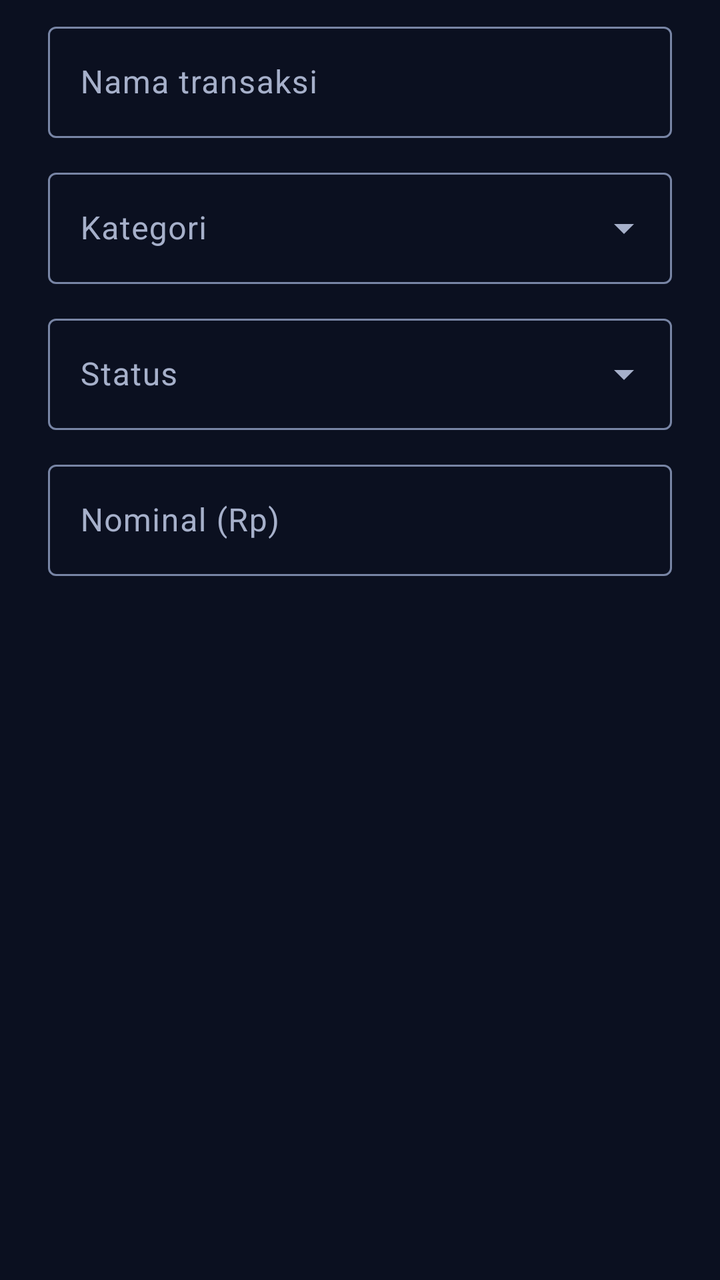
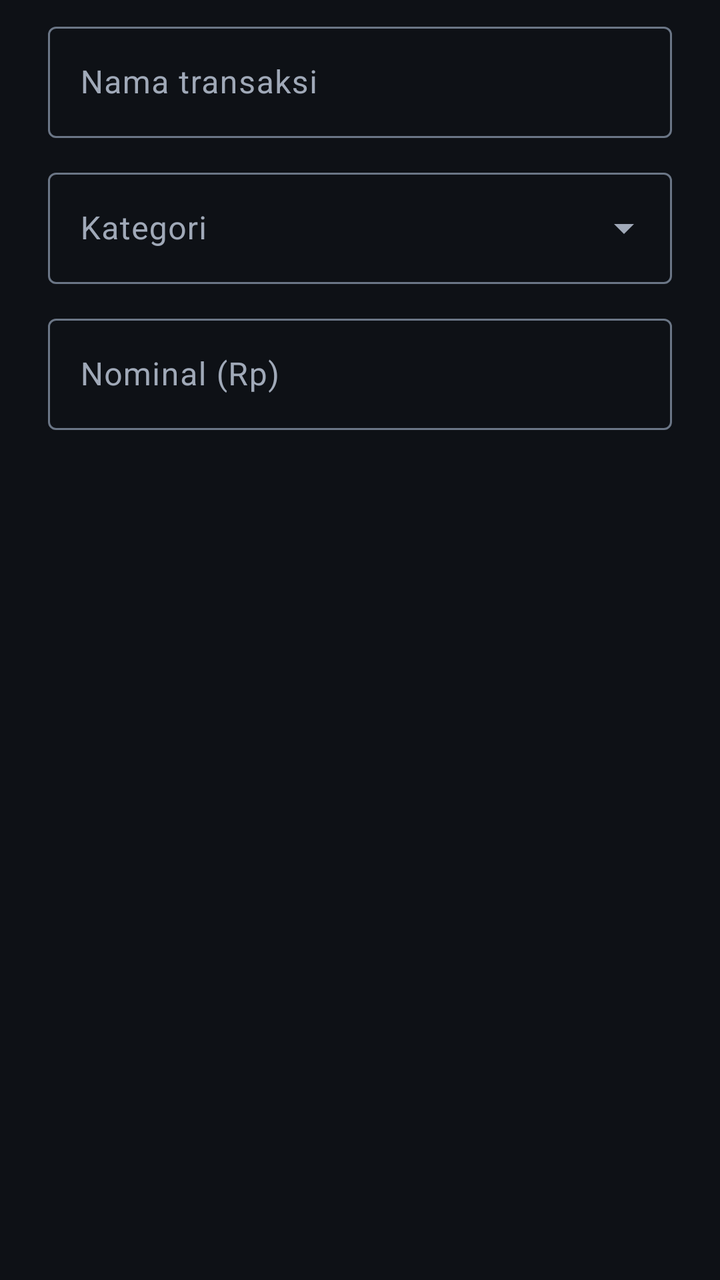

Before-and-after screenshots of an Android layout around one commit, followed by the original layout XML and the change that was made.
<!-- AndroidManifest.xml: application theme Theme.FinTrack -->
<!-- res/layout/dialog_edit_transaction.xml -->
<?xml version="1.0" encoding="utf-8"?>
<LinearLayout xmlns:android="http://schemas.android.com/apk/res/android"
    xmlns:app="http://schemas.android.com/apk/res-auto"
    android:layout_width="match_parent"
    android:layout_height="wrap_content"
    android:orientation="vertical"
    android:paddingStart="24dp"
    android:paddingTop="8dp"
    android:paddingEnd="24dp"
    android:paddingBottom="8dp">

    <com.google.android.material.textfield.TextInputLayout
        style="@style/Widget.Material3.TextInputLayout.OutlinedBox"
        android:layout_width="match_parent"
        android:layout_height="wrap_content"
        android:hint="@string/transaction_name">

        <com.google.android.material.textfield.TextInputEditText
            android:id="@+id/etEditTitle"
            android:layout_width="match_parent"
            android:layout_height="wrap_content"
            android:inputType="textCapSentences"
            android:maxLines="1" />
    </com.google.android.material.textfield.TextInputLayout>

    <com.google.android.material.textfield.TextInputLayout
        style="@style/Widget.Material3.TextInputLayout.OutlinedBox.ExposedDropdownMenu"
        android:layout_width="match_parent"
        android:layout_height="wrap_content"
        android:layout_marginTop="12dp"
        android:hint="@string/category">

        <com.google.android.material.textfield.MaterialAutoCompleteTextView
            android:id="@+id/etEditCategory"
            android:layout_width="match_parent"
            android:layout_height="wrap_content"
            android:inputType="textCapSentences"
            android:maxLines="1" />
    </com.google.android.material.textfield.TextInputLayout>

    <com.google.android.material.textfield.TextInputLayout
        style="@style/Widget.Material3.TextInputLayout.OutlinedBox.ExposedDropdownMenu"
        android:layout_width="match_parent"
        android:layout_height="wrap_content"
        android:layout_marginTop="12dp"
        android:hint="@string/status">

        <com.google.android.material.textfield.MaterialAutoCompleteTextView
            android:id="@+id/etEditStatus"
            android:layout_width="match_parent"
            android:layout_height="wrap_content"
            android:inputType="none"
            android:maxLines="1" />
    </com.google.android.material.textfield.TextInputLayout>

    <com.google.android.material.textfield.TextInputLayout
        style="@style/Widget.Material3.TextInputLayout.OutlinedBox"
        android:layout_width="match_parent"
        android:layout_height="wrap_content"
        android:layout_marginTop="12dp"
        android:hint="@string/amount"
        app:prefixText="Rp ">

        <com.google.android.material.textfield.TextInputEditText
            android:id="@+id/etEditAmount"
            android:layout_width="match_parent"
            android:layout_height="wrap_content"
            android:inputType="numberDecimal"
            android:maxLines="1" />
    </com.google.android.material.textfield.TextInputLayout>
</LinearLayout>
<!-- resources referenced by this layout -->
<resources>
  <string name="amount">Nominal (Rp)</string>
  <string name="category">Kategori</string>
  <string name="status">Status</string>
  <string name="transaction_name">Nama transaksi</string>
  <style name="Theme.FinTrack" parent="Theme.Material3.Dark.NoActionBar">
          <item name="colorPrimary">@color/brand_indigo</item>
          <item name="colorOnPrimary">#FFFFFF</item>
          <item name="colorPrimaryContainer">@color/brand_indigo</item>
          <item name="colorOnPrimaryContainer">@color/text_primary</item>
          <item name="colorSecondary">@color/brand_indigo</item>
          <item name="colorOnSecondary">#FFFFFF</item>
          <item name="colorSecondaryContainer">#EAF2FF</item>
          <item name="colorOnSecondaryContainer">@color/brand_indigo_dark</item>
          <item name="android:colorBackground">@color/bg</item>
          <item name="colorSurface">@color/surface</item>
          <item name="colorOnSurface">@color/text_primary</item>
          <item name="colorOnSurfaceVariant">@color/text_secondary</item>
          <item name="colorSurfaceContainer">@color/surface</item>
          <item name="colorSurfaceContainerHigh">@color/surface_variant</item>
          <item name="colorSurfaceContainerLow">@color/surface</item>
          <item name="colorOutline">@color/text_tertiary</item>
          <item name="colorOutlineVariant">@color/outline</item>
          <item name="colorError">@color/expense_red</item>
          <item name="android:windowBackground">@color/bg</item>
          <item name="android:statusBarColor">@color/bg</item>
          <item name="android:navigationBarColor">@color/bg</item>
          <item name="android:windowLightStatusBar">false</item>
          <item name="android:windowLightNavigationBar">false</item>
          <item name="android:navigationBarDividerColor">@color/outline</item>
          <item name="android:fontFamily">sans-serif</item>
          <item name="materialAlertDialogTheme">@style/ThemeOverlay.FinTrack.Dialog</item>
      </style>
  <color name="brand_indigo">#8B7CFF</color>
  <color name="text_primary">#F5F7FF</color>
  <color name="brand_indigo_dark">#6555DB</color>
  <color name="bg">#0B1020</color>
  <color name="surface">#172036</color>
  <color name="text_secondary">#A6B0CA</color>
  <color name="surface_variant">#202B45</color>
  <color name="text_tertiary">#7885A5</color>
  <color name="outline">#35415E</color>
  <color name="expense_red">#FF718B</color>
  <style name="ThemeOverlay.FinTrack.Dialog" parent="ThemeOverlay.Material3.MaterialAlertDialog">
          <item name="colorPrimary">@color/brand_indigo</item>
          <item name="colorSurface">@color/surface</item>
          <item name="colorOnSurface">@color/text_primary</item>
      </style>
</resources>

<!-- the commit's change to res/layout/dialog_edit_transaction.xml (unified diff, before → after) -->
@@ -39,21 +39,6 @@
     </com.google.android.material.textfield.TextInputLayout>
 
     <com.google.android.material.textfield.TextInputLayout
-        style="@style/Widget.Material3.TextInputLayout.OutlinedBox.ExposedDropdownMenu"
-        android:layout_width="match_parent"
-        android:layout_height="wrap_content"
-        android:layout_marginTop="12dp"
-        android:hint="@string/status">
-
-        <com.google.android.material.textfield.MaterialAutoCompleteTextView
-            android:id="@+id/etEditStatus"
-            android:layout_width="match_parent"
-            android:layout_height="wrap_content"
-            android:inputType="none"
-            android:maxLines="1" />
-    </com.google.android.material.textfield.TextInputLayout>
-
-    <com.google.android.material.textfield.TextInputLayout
         style="@style/Widget.Material3.TextInputLayout.OutlinedBox"
         android:layout_width="match_parent"
         android:layout_height="wrap_content"
<!-- resource entries referenced after the edit -->
@@ -2,50 +2,47 @@
 <resources>
   <string name="amount">Nominal (Rp)</string>
   <string name="category">Kategori</string>
-  <string name="status">Status</string>
   <string name="transaction_name">Nama transaksi</string>
   <style name="Theme.FinTrack" parent="Theme.Material3.Dark.NoActionBar">
-          <item name="colorPrimary">@color/brand_indigo</item>
-          <item name="colorOnPrimary">#FFFFFF</item>
+          <item name="colorPrimary">@color/brand_indigo_light</item>
+          <item name="colorOnPrimary">@color/bg</item>
           <item name="colorPrimaryContainer">@color/brand_indigo</item>
           <item name="colorOnPrimaryContainer">@color/text_primary</item>
-          <item name="colorSecondary">@color/brand_indigo</item>
-          <item name="colorOnSecondary">#FFFFFF</item>
-          <item name="colorSecondaryContainer">#EAF2FF</item>
-          <item name="colorOnSecondaryContainer">@color/brand_indigo_dark</item>
+          <item name="colorSecondary">@color/accent_green</item>
+          <item name="colorOnSecondary">@color/on_accent</item>
+          <item name="colorSecondaryContainer">@color/surface_variant</item>
+          <item name="colorOnSecondaryContainer">@color/text_primary</item>
+  
           <item name="android:colorBackground">@color/bg</item>
           <item name="colorSurface">@color/surface</item>
           <item name="colorOnSurface">@color/text_primary</item>
           <item name="colorOnSurfaceVariant">@color/text_secondary</item>
           <item name="colorSurfaceContainer">@color/surface</item>
           <item name="colorSurfaceContainerHigh">@color/surface_variant</item>
-          <item name="colorSurfaceContainerLow">@color/surface</item>
           <item name="colorOutline">@color/text_tertiary</item>
           <item name="colorOutlineVariant">@color/outline</item>
           <item name="colorError">@color/expense_red</item>
+  
           <item name="android:windowBackground">@color/bg</item>
-          <item name="android:statusBarColor">@color/bg</item>
-          <item name="android:navigationBarColor">@color/bg</item>
+          <item name="android:statusBarColor" tools:targetApi="l">@color/bg</item>
+          <item name="android:navigationBarColor" tools:targetApi="l">@color/surface</item>
           <item name="android:windowLightStatusBar">false</item>
-          <item name="android:windowLightNavigationBar">false</item>
-          <item name="android:navigationBarDividerColor">@color/outline</item>
+  
           <item name="android:fontFamily">sans-serif</item>
           <item name="materialAlertDialogTheme">@style/ThemeOverlay.FinTrack.Dialog</item>
       </style>
-  <color name="brand_indigo">#8B7CFF</color>
-  <color name="text_primary">#F5F7FF</color>
-  <color name="brand_indigo_dark">#6555DB</color>
-  <color name="bg">#0B1020</color>
-  <color name="surface">#172036</color>
-  <color name="text_secondary">#A6B0CA</color>
-  <color name="surface_variant">#202B45</color>
-  <color name="text_tertiary">#7885A5</color>
-  <color name="outline">#35415E</color>
-  <color name="expense_red">#FF718B</color>
-  <style name="ThemeOverlay.FinTrack.Dialog" parent="ThemeOverlay.Material3.MaterialAlertDialog">
-          <item name="colorPrimary">@color/brand_indigo</item>
-          <item name="colorSurface">@color/surface</item>
-          <item name="colorOnSurface">@color/text_primary</item>
-      </style>
+  <color name="brand_indigo_light">#8C9EFF</color>
+  <color name="brand_indigo">#3F51B5</color>
+  <color name="text_primary">#F5F7FA</color>
+  <color name="accent_green">#00E676</color>
+  <color name="on_accent">#04140B</color>
+  <color name="bg">#0E1116</color>
+  <color name="surface">#161B22</color>
+  <color name="text_secondary">#A0A9B8</color>
+  <color name="surface_variant">#1E252E</color>
+  <color name="text_tertiary">#6B7686</color>
+  <color name="outline">#2A323D</color>
+  <color name="expense_red">#FF6B6B</color>
+  <style name="ThemeOverlay.FinTrack.Dialog" parent="ThemeOverlay.Material3.MaterialAlertDialog" />
 </resources>
 
